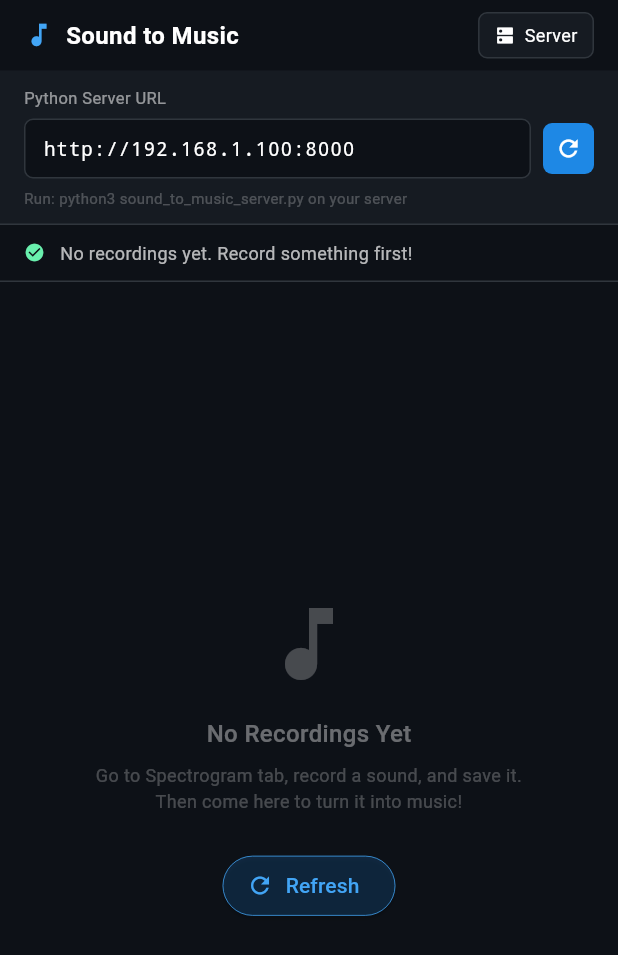
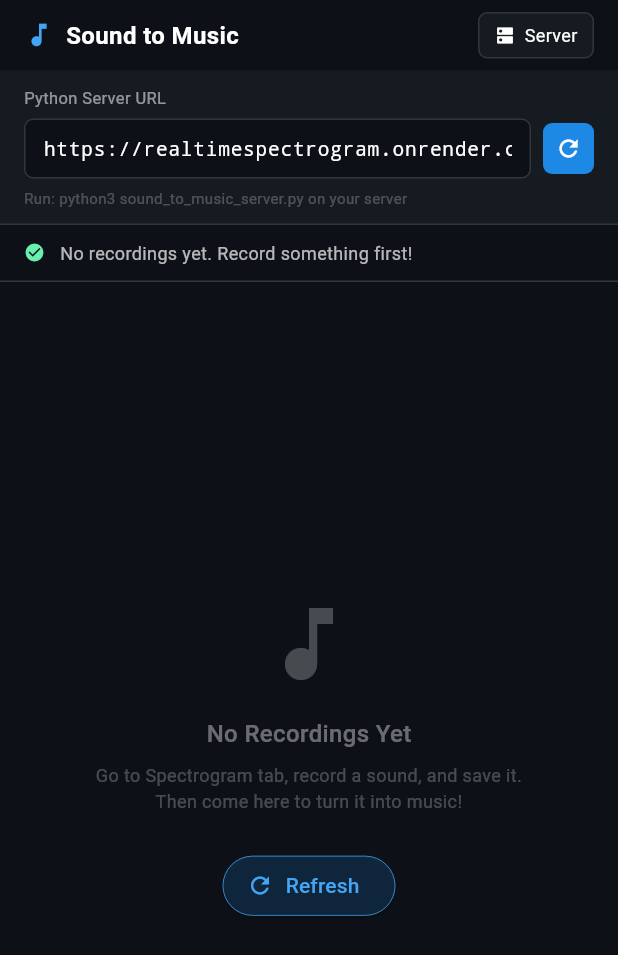
Before and after one commit to gitvs33/RealTimeSpectrogram, a Flutter app: the SoundToMusicView widget shown alone on an empty page, opened directly, after a tap on "Server", on a phone screen of 412 x 824 dp. Shown: the top 955 px of the screen. Run offline on Flutter 3.47's test engine with Material 3 defaults, Android fonts, the phone set to English and light mode, and no system bars; our stand-ins replace open_filex; missing offline and left inert: record.

Commit message:
Update default server URL to Render deployment

```diff
--- a/flutter_app/lib/widgets/sound_to_music_view.dart
+++ b/flutter_app/lib/widgets/sound_to_music_view.dart
@@ -23,7 +23,7 @@ class SoundToMusicView extends StatefulWidget {
 class _SoundToMusicViewState extends State<SoundToMusicView> {
   // ── Server config (user can customise) ──
   final TextEditingController _serverCtrl = TextEditingController(
-    text: 'http://192.168.1.100:8000',
+    text: 'https://realtimespectrogram.onrender.com',
   );
 
   // ── State ──
```
